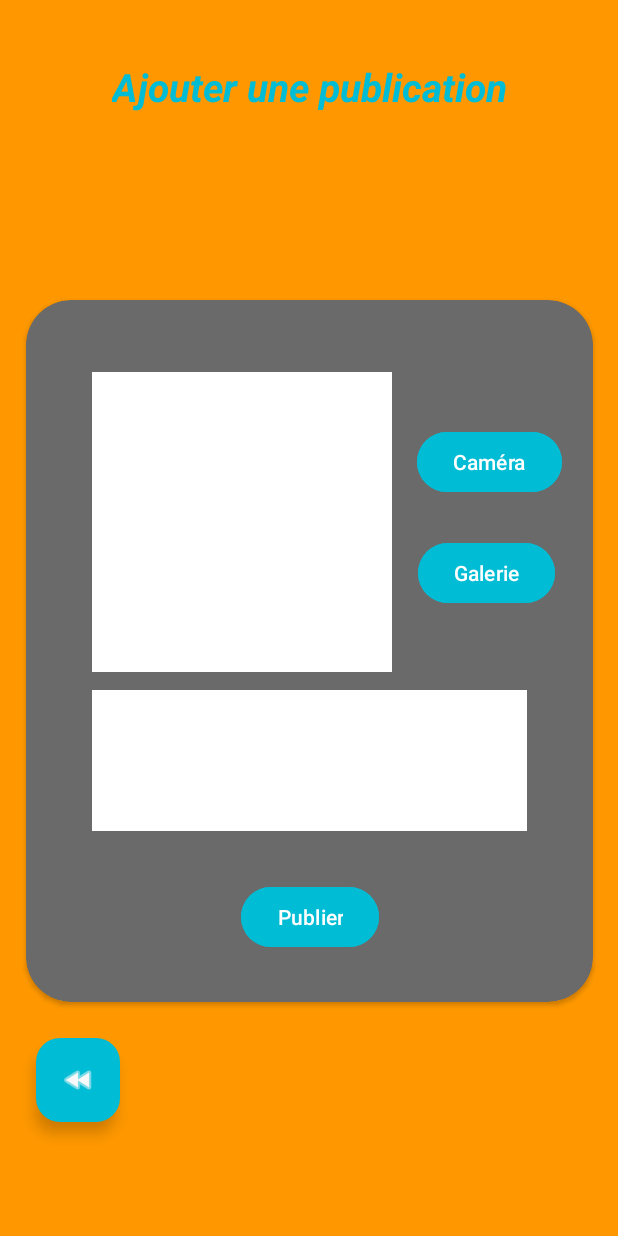
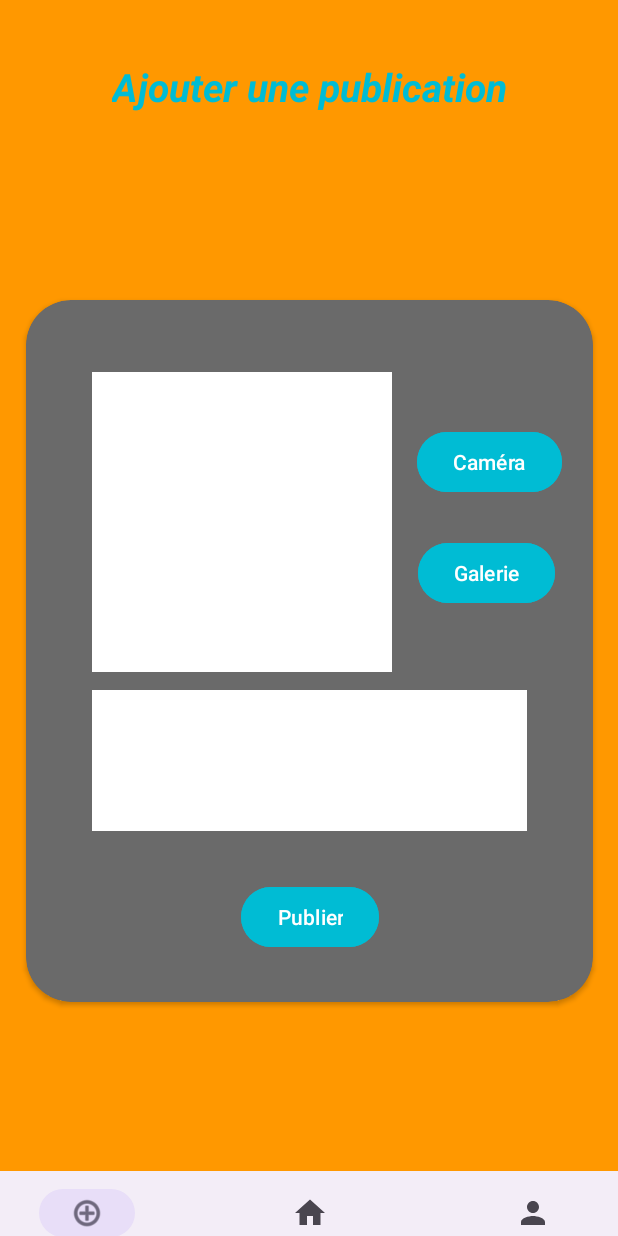
Before and after one commit to Andrei-C07/PETITS-GAZOUILLIS, an Android app: the AddPostFragment screen opened through its navigation route, on a phone screen of 412 x 824 dp. Run offline under Robolectric (Android 15) with nearby library versions, the phone set to English and light mode, and no system bars; our stand-ins replace navigation-ui; pictures from the network do not load.

Commit message:
added bottom nav

```diff
--- a/app/src/main/java/cgodin/qc/ca/petitgazouillis/AuthorProfileFragment.kt
+++ b/app/src/main/java/cgodin/qc/ca/petitgazouillis/AuthorProfileFragment.kt
@@ -43,9 +43,6 @@ class AuthorProfileFragment : Fragment() {
         val factory = AuthorProfileViewModelFactory(repo)
         viewModel = ViewModelProvider(this, factory)[AuthorProfileViewModel::class.java]
 
-        binding.btnBackAuthor.setOnClickListener {
-            findNavController().navigate(R.id.action_authorProfileFragment_to_homeFragment)
-        }
         viewedUserId = arguments?.getInt("userId") ?: -1
         val usernameArg = arguments?.getString("username").orEmpty()
 
--- a/app/src/main/java/cgodin/qc/ca/petitgazouillis/MainActivity.kt
+++ b/app/src/main/java/cgodin/qc/ca/petitgazouillis/MainActivity.kt
@@ -1,20 +1,54 @@
 package cgodin.qc.ca.petitgazouillis
 
 import android.os.Bundle
+import android.view.View
 import androidx.activity.enableEdgeToEdge
 import androidx.appcompat.app.AppCompatActivity
 import androidx.core.view.ViewCompat
 import androidx.core.view.WindowInsetsCompat
+import androidx.navigation.fragment.NavHostFragment
+import androidx.navigation.ui.setupWithNavController
+import cgodin.qc.ca.petitgazouillis.databinding.ActivityMainBinding
 
 class MainActivity : AppCompatActivity() {
+
+    private lateinit var binding: ActivityMainBinding
+
+    private val navController by lazy {
+        val navHostFragment =
+            supportFragmentManager.findFragmentById(R.id.fragmentContainerView3) as NavHostFragment
+
+        navHostFragment.navController
+    }
+
     override fun onCreate(savedInstanceState: Bundle?) {
         super.onCreate(savedInstanceState)
         enableEdgeToEdge()
-        setContentView(R.layout.activity_main)
+
+        binding = ActivityMainBinding.inflate(layoutInflater)
+
+        setContentView(binding.root)
         ViewCompat.setOnApplyWindowInsetsListener(findViewById(R.id.main)) { v, insets ->
             val systemBars = insets.getInsets(WindowInsetsCompat.Type.systemBars())
             v.setPadding(systemBars.left, systemBars.top, systemBars.right, systemBars.bottom)
             insets
         }
+
+        binding.bottomNavigationView.setupWithNavController(navController)
+
+        navController.addOnDestinationChangedListener { _, destination, _ ->
+            when (destination.id) {
+
+                R.id.loginFragment,
+                R.id.loginFragment,
+                R.id.welcomeFragment -> {
+                    binding.bottomNavigationView.visibility = View.GONE
+                }
+
+                else -> {
+                    binding.bottomNavigationView.visibility = View.VISIBLE
+                }
+            }
+        }
     }
 }
--- a/app/src/main/java/cgodin/qc/ca/petitgazouillis/ProfileFragment.kt
+++ b/app/src/main/java/cgodin/qc/ca/petitgazouillis/ProfileFragment.kt
@@ -90,9 +90,6 @@ class ProfileFragment : Fragment() {
     }
 
     private fun setupUi() {
-        binding.btnBackProfile.setOnClickListener {
-            findNavController().navigate(R.id.action_profileFragment_to_homeFragment)
-        }
 
         binding.btnPickGallery.setOnClickListener {
             galleryLauncher.launch("image/*")
--- a/app/src/main/java/cgodin/qc/ca/petitgazouillis/ui/AddPostFragment.kt
+++ b/app/src/main/java/cgodin/qc/ca/petitgazouillis/ui/AddPostFragment.kt
@@ -62,11 +62,6 @@ class AddPostFragment : Fragment() {
 
         etContenu = binding.etContenu
         btnPublier = binding.btnPublish
-        fabBack = binding.fabBack
-
-        fabBack.setOnClickListener {
-            findNavController().navigate(R.id.action_addPostFragment_to_homeFragment)
-        }
 
         val api = RetrofitClient.create { sessionManager.getToken() }
         val repo = PublicationRepository(api)
--- /dev/null
+++ b/app/src/main/res/drawable/baseline_home_24.xml
@@ -0,0 +1,5 @@
+<vector xmlns:android="http://schemas.android.com/apk/res/android" android:height="24dp" android:tint="#000000" android:viewportHeight="24" android:viewportWidth="24" android:width="24dp">
+
+    <path android:fillColor="@android:color/white" android:pathData="M10,20v-6h4v6h5v-8h3L12,3 2,12h3v8z"/>
+
+</vector>
--- a/app/src/main/res/layout/activity_main.xml
+++ b/app/src/main/res/layout/activity_main.xml
@@ -19,4 +19,15 @@
         app:layout_constraintStart_toStartOf="parent"
         app:layout_constraintTop_toTopOf="parent"
         app:navGraph="@navigation/nav_graph" />
+
+    <com.google.android.material.bottomnavigation.BottomNavigationView
+        android:id="@+id/bottomNavigationView"
+        android:layout_width="446dp"
+        android:layout_height="87dp"
+        android:layout_marginTop="789dp"
+        app:layout_constraintBottom_toBottomOf="parent"
+        app:layout_constraintEnd_toEndOf="parent"
+        app:layout_constraintStart_toStartOf="parent"
+        app:layout_constraintTop_toBottomOf="@+id/fragmentContainerView3"
+        app:menu="@menu/bottom_navigation_menu" />
 </androidx.constraintlayout.widget.ConstraintLayout>
--- a/app/src/main/res/layout/fragment_add_post.xml
+++ b/app/src/main/res/layout/fragment_add_post.xml
@@ -10,26 +10,6 @@
         android:layout_width="match_parent"
         android:layout_height="match_parent"
         android:background="#FF9800">
-
-        <com.google.android.material.floatingactionbutton.FloatingActionButton
-            android:id="@+id/fabBack"
-            android:layout_width="wrap_content"
-            android:layout_height="wrap_content"
-            android:layout_margin="24dp"
-            android:layout_marginStart="28dp"
-            android:layout_marginTop="27dp"
-            android:layout_marginEnd="331dp"
-            android:layout_marginBottom="30dp"
-            android:contentDescription="Créer un post"
-            android:src="@android:drawable/ic_media_rew"
-            app:backgroundTint="#00BCD4"
-            app:layout_constraintBottom_toBottomOf="parent"
-            app:layout_constraintEnd_toEndOf="parent"
-            app:layout_constraintHorizontal_bias="0.0"
-            app:layout_constraintStart_toStartOf="parent"
-            app:layout_constraintTop_toBottomOf="@+id/cardView"
-            app:layout_constraintVertical_bias="0.0"
-            app:tint="#F8F8F8" />
 
         <TextView
             android:id="@+id/homeTitle"
--- /dev/null
+++ b/app/src/main/res/menu/bottom_navigation_menu.xml
@@ -0,0 +1,19 @@
+<?xml version="1.0" encoding="utf-8"?>
+<menu xmlns:app="http://schemas.android.com/apk/res-auto"
+    xmlns:android="http://schemas.android.com/apk/res/android">
+
+
+    <item
+        android:id="@+id/createPostFragment"
+        android:icon="@android:drawable/ic_menu_add"
+        android:title="@string/txtAddPost" />
+    <item
+        android:id="@+id/homeFragment"
+        android:icon="@drawable/baseline_home_24"
+        android:title="@string/home_title" />
+
+    <item
+        android:id="@+id/profileFragment"
+        android:icon="@drawable/ic_person_placeholder"
+        android:title="@string/profile_title" />
+</menu>
--- a/app/src/main/res/navigation/nav_graph.xml
+++ b/app/src/main/res/navigation/nav_graph.xml
@@ -21,13 +21,13 @@
         android:label="fragment_login"
         tools:layout="@layout/fragment_login">
         <action
-            android:id="@+id/action_loginFragment_to_homeFragment"
-            app:destination="@id/homeFragment" />
-        <action
             android:id="@+id/action_loginFragment_to_welcomeFragment"
             app:destination="@id/welcomeFragment"
             app:popUpTo="@id/welcomeFragment"
             app:popUpToInclusive="true" />
+        <action
+            android:id="@+id/action_loginFragment_to_homeFragment"
+            app:destination="@id/homeFragment" />
     </fragment>
 
     <fragment
@@ -40,7 +40,7 @@
             app:destination="@id/loginFragment" />
         <action
             android:id="@+id/action_homeFragment_to_addPostFragment"
-            app:destination="@id/addPostFragment" />
+            app:destination="@id/createPostFragment" />
         <action
             android:id="@+id/action_homeFragment_to_profileFragment"
             app:destination="@id/profileFragment" />
@@ -50,13 +50,13 @@
     </fragment>
 
     <fragment
-        android:id="@+id/addPostFragment"
+        android:id="@+id/createPostFragment"
         android:name="cgodin.qc.ca.petitgazouillis.ui.AddPostFragment"
         android:label="fragment_add_post"
         tools:layout="@layout/fragment_add_post">
         <action
             android:id="@+id/action_addPostFragment_to_homeFragment"
-            app:destination="@id/homeFragment" />
+            app:destination="@id/createPostFragment" />
     </fragment>
 
     <fragment
@@ -66,7 +66,7 @@
         tools:layout="@layout/fragment_profile" >
         <action
             android:id="@+id/action_profileFragment_to_homeFragment"
-            app:destination="@id/homeFragment" />
+            app:destination="@id/createPostFragment" />
     </fragment>
 
     <fragment
@@ -83,7 +83,7 @@
             android:defaultValue="" />
         <action
             android:id="@+id/action_authorProfileFragment_to_homeFragment"
-            app:destination="@id/homeFragment" />
+            app:destination="@id/createPostFragment" />
     </fragment>
 
 </navigation>
```
Also changed, not shown: app/src/main/java/cgodin/qc/ca/petitgazouillis/ui/HomeFragment.kt (+2 -9 lines), app/src/main/res/layout/fragment_author_profile.xml (+0 -9 lines), app/src/main/res/layout/fragment_home.xml (+10 -37 lines), app/src/main/res/layout/fragment_profile.xml (+0 -9 lines), 1 other file.
